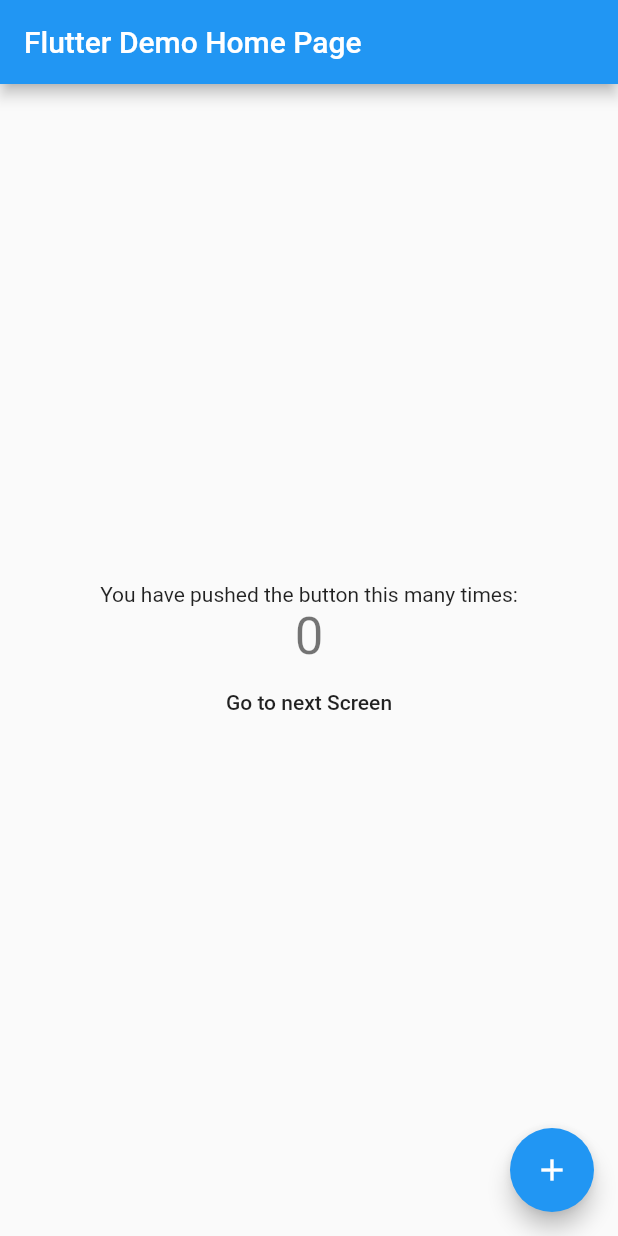
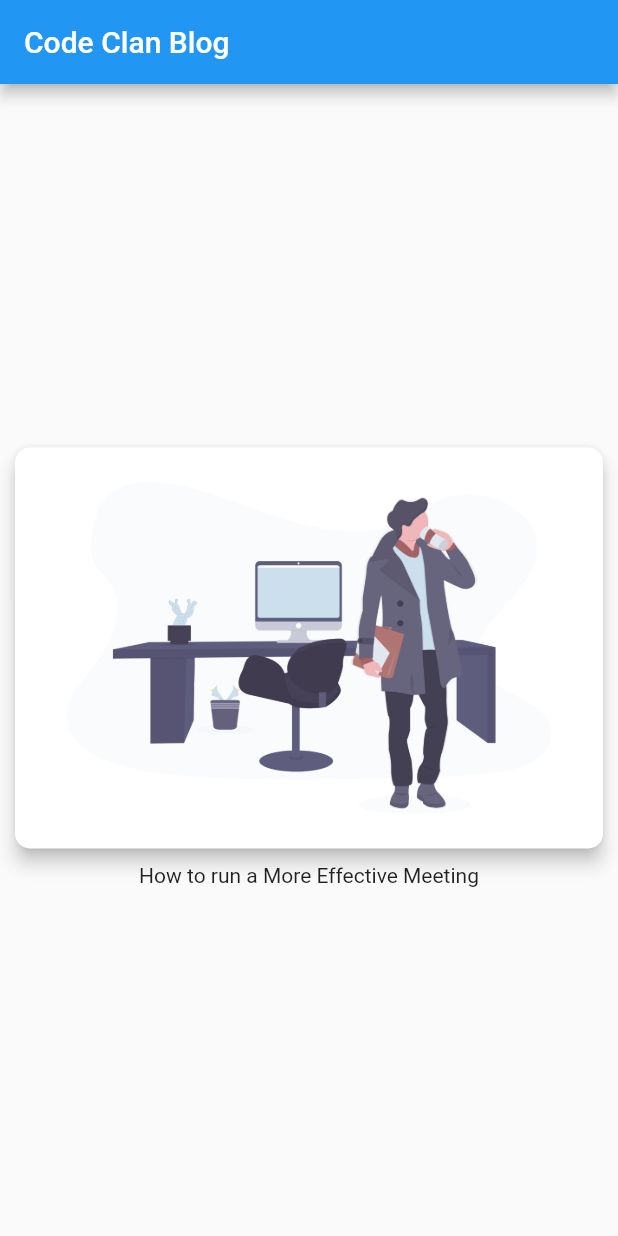
Before and after one commit to Crownedprinz/blog_app, a Flutter app: the screen it shows after launch, on a phone screen of 412 x 824 dp. Run offline on Flutter 3.47's test engine with Material 2 defaults, Android fonts, the phone set to English and light mode, and no system bars.

Commit message:
initialize front page and added image

```diff
--- /dev/null
+++ b/lib/Pages/FrontPage.dart
@@ -0,0 +1,52 @@
+import 'package:flutter/cupertino.dart';
+import 'package:flutter/material.dart';
+
+class FrontPage extends StatefulWidget {
+  FrontPage({Key key, this.title}) : super(key: key);
+
+  final String title;
+
+  @override
+  _FrontPageState createState() => _FrontPageState();
+}
+
+
+
+class _FrontPageState extends State<FrontPage> {
+
+  @override
+  Widget build(BuildContext context) {
+    return Scaffold(
+      appBar: AppBar(
+        title: Text(widget.title),
+      ),
+      body: Center(
+        child: Column(
+          mainAxisAlignment: MainAxisAlignment.center,
+          children: [
+            Card(
+              semanticContainer: true,
+              clipBehavior: Clip.antiAliasWithSaveLayer,
+              child: Image.asset(
+                  'assets/images/undraw_quitting_time_dm8t.png',
+                fit: BoxFit.fill,
+              ),
+              shape: RoundedRectangleBorder(
+                borderRadius: BorderRadius.circular(10.0),
+              ),
+              elevation: 5,
+              margin: EdgeInsets.all(10),
+            ),
+            Text('How to run a More Effective Meeting'),
+            Row(
+
+            ),
+            Column(
+
+            )
+          ],
+        ),
+      ), // This trailing comma makes auto-formatting nicer for build methods.
+    );
+  }
+}
--- a/lib/main.dart
+++ b/lib/Pages/main.dart
@@ -1,6 +1,5 @@
-import 'package:blog_app/TermsandCondition.dart';
 import 'package:flutter/material.dart';
-
+import 'FrontPage.dart';
 import 'MyHomePage.dart';
 
 void main() {
@@ -17,7 +16,7 @@ class MyApp extends StatelessWidget {
         primarySwatch: Colors.blue,
         visualDensity: VisualDensity.adaptivePlatformDensity,
       ),
-      home: MyHomePage(title: 'Flutter Demo Home Page'),
+      home: FrontPage(title: 'Code Clan Blog'),
     );
   }
 }
--- a/pubspec.yaml
+++ b/pubspec.yaml
@@ -28,6 +28,7 @@ dependencies:
   # The following adds the Cupertino Icons font to your application.
   # Use with the CupertinoIcons class for iOS style icons.
   cupertino_icons: ^1.0.0
+  flutter_icons: ^1.1.0
 
 dev_dependencies:
   flutter_test:
@@ -45,9 +46,8 @@ flutter:
   uses-material-design: true
 
   # To add assets to your application, add an assets section, like this:
-  # assets:
-  #   - images/a_dot_burr.jpeg
-  #   - images/a_dot_ham.jpeg
+  assets:
+    - assets/images/
 
   # An image asset can refer to one or more resolution-specific "variants", see
   # https://flutter.dev/assets-and-images/#resolution-aware.
```
Also changed, not shown: lib/Pages/MyHomePage.dart (renamed from lib/MyHomePage.dart, +6 -30 lines), lib/Pages/TermsandCondition.dart (added, +40 -0 lines), lib/SwitchWidget.dart (deleted, +0 -29 lines), lib/TermsandCondition.dart (deleted, +0 -46 lines), assets/images/undraw_quitting_time_dm8t.png (added), pubspec.lock, 1 other file.
